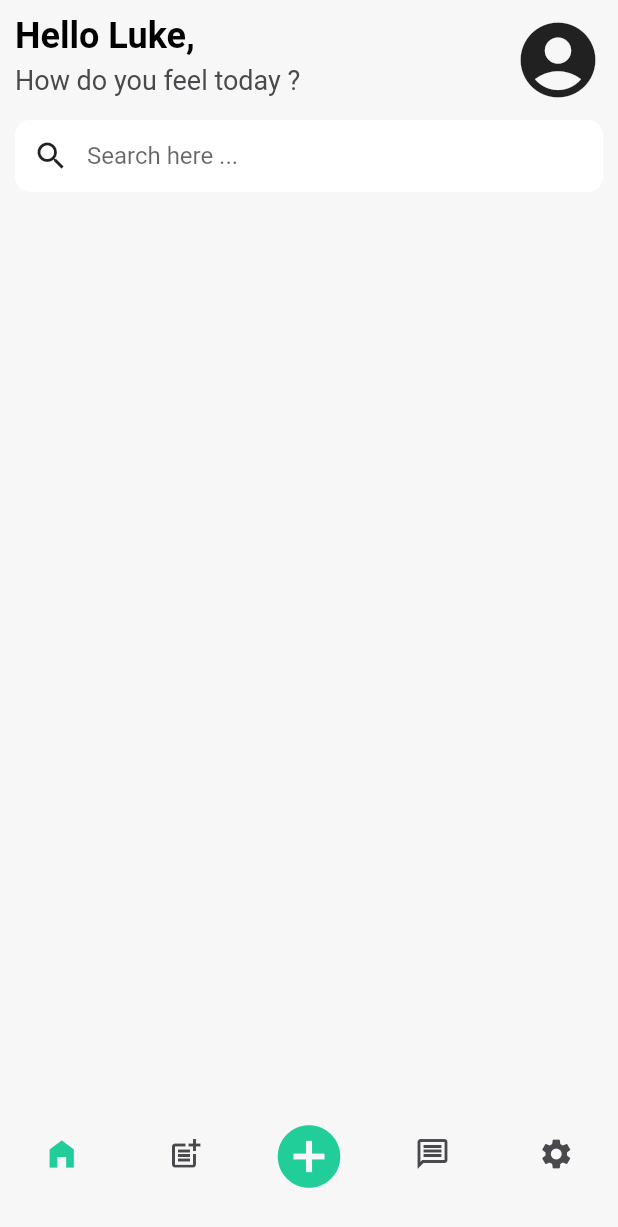
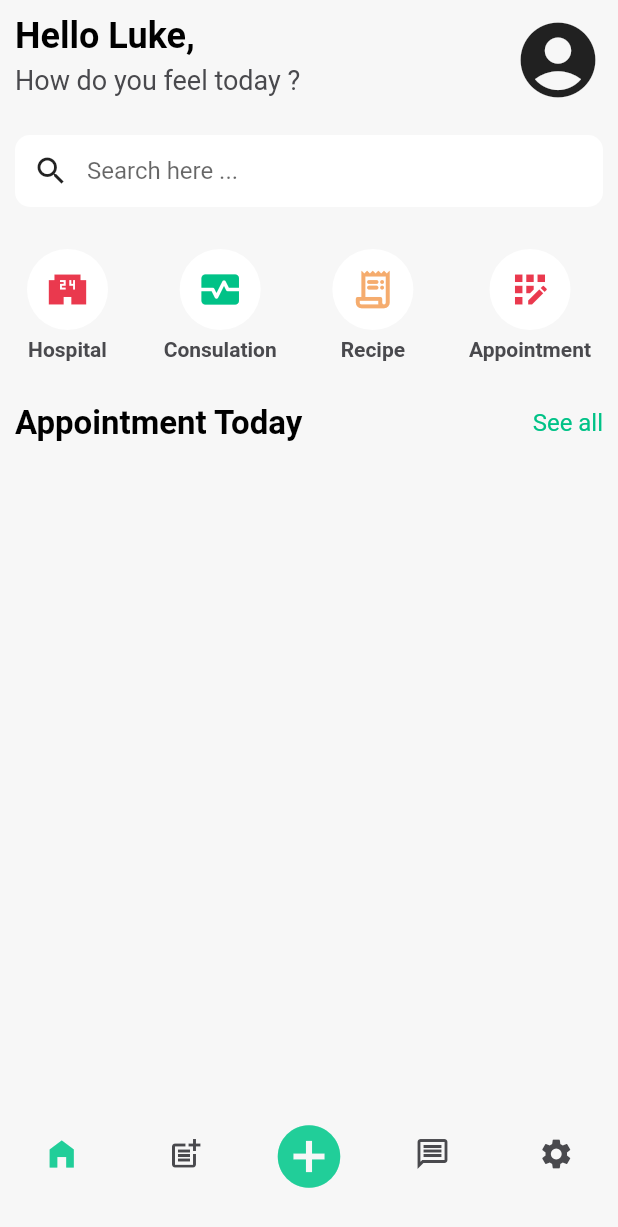
Before and after one commit to Piyushhhhh/medical_consultation, a Flutter app: the screen it shows after launch, on a phone screen of 412 x 824 dp. Shown: the top 1227 px of the screen. Run offline on Flutter 3.47's test engine with Material 2 defaults, Android fonts, the phone set to English and light mode, and no system bars.

Commit message:
added dashboard widgets

```diff
--- a/lib/dashboard/screens/dashboard_screen.dart
+++ b/lib/dashboard/screens/dashboard_screen.dart
@@ -1,6 +1,8 @@
 import 'package:flutter/material.dart';
+import 'package:medical_consultation/dashboard/widgets/appointments.dart';
 import 'package:medical_consultation/dashboard/widgets/dashboard_title.dart';
 import 'package:medical_consultation/dashboard/widgets/search_consulation.dart';
+import 'package:medical_consultation/dashboard/widgets/top_buttons.dart';
 
 class DashboardScreen extends StatefulWidget {
   const DashboardScreen({super.key});
@@ -22,6 +24,8 @@ class _DashboardScreenState extends State<DashboardScreen> {
             children: const [
               DashboardTitle(),
               SearchConsultaionField(),
+              TopButtons(),
+              AppointmentDashboardWidget()
             ],
           ),
         ),
--- /dev/null
+++ b/lib/dashboard/widgets/appointments.dart
@@ -0,0 +1,42 @@
+import 'package:flutter/material.dart';
+import 'package:medical_consultation/constants/colors.dart';
+import 'package:medical_consultation/constants/text_styles.dart';
+
+class AppointmentDashboardWidget extends StatefulWidget {
+  const AppointmentDashboardWidget({super.key});
+
+  @override
+  State<AppointmentDashboardWidget> createState() =>
+      _AppointmentDashboardWidgetState();
+}
+
+class _AppointmentDashboardWidgetState
+    extends State<AppointmentDashboardWidget> {
+  @override
+  Widget build(BuildContext context) {
+    return Column(
+      children: [
+        const SizedBox(
+          height: 20,
+        ),
+        Row(
+          mainAxisAlignment: MainAxisAlignment.spaceBetween,
+          children: [
+            Text(
+              'Appointment Today',
+              style: TextStyles.semibold22.textColor(),
+            ),
+            GestureDetector(
+              onTap: () {},
+              child: Text(
+                'See all',
+                style:
+                    TextStyles.regular16.copyWith(color: AppColors.positive()),
+              ),
+            ),
+          ],
+        )
+      ],
+    );
+  }
+}
--- /dev/null
+++ b/lib/dashboard/widgets/rounded_button.dart
@@ -0,0 +1,47 @@
+import 'package:flutter/material.dart';
+import 'package:medical_consultation/constants/text_styles.dart';
+
+class RoundedButton extends StatefulWidget {
+  final String? label;
+  final IconData? icons;
+  final Color? color;
+  final Function()? ontap;
+  const RoundedButton(
+      {super.key, this.label, this.icons, this.color, this.ontap});
+
+  @override
+  State<RoundedButton> createState() => _RoundedButtonState();
+}
+
+class _RoundedButtonState extends State<RoundedButton> {
+  @override
+  Widget build(BuildContext context) {
+    return Padding(
+      padding: const EdgeInsets.all(8.0),
+      child: Column(
+        children: [
+          GestureDetector(
+            onTap: widget.ontap,
+            child: Container(
+              padding: const EdgeInsets.all(12),
+              decoration: BoxDecoration(
+                  color: Colors.white, borderRadius: BorderRadius.circular(78)),
+              child: Icon(
+                widget.icons ?? Icons.ac_unit,
+                size: 30,
+                color: widget.color,
+              ),
+            ),
+          ),
+          const SizedBox(
+            height: 5,
+          ),
+          Text(
+            widget.label ?? '',
+            style: TextStyles.semibold14.withFadeText(),
+          )
+        ],
+      ),
+    );
+  }
+}
--- a/lib/dashboard/widgets/search_consulation.dart
+++ b/lib/dashboard/widgets/search_consulation.dart
@@ -41,7 +41,7 @@ class _SearchConsultaionFieldState extends State<SearchConsultaionField> {
   @override
   Widget build(BuildContext context) {
     return Container(
-      margin: const EdgeInsets.symmetric(vertical: 10),
+      margin: const EdgeInsets.symmetric(vertical: 20),
       decoration: BoxDecoration(
           borderRadius: BorderRadius.circular(10.0), color: Colors.white),
       child: Row(
--- /dev/null
+++ b/lib/dashboard/widgets/top_buttons.dart
@@ -0,0 +1,41 @@
+import 'package:flutter/material.dart';
+import 'package:medical_consultation/constants/colors.dart';
+import 'package:medical_consultation/dashboard/widgets/rounded_button.dart';
+
+class TopButtons extends StatefulWidget {
+  const TopButtons({super.key});
+
+  @override
+  State<TopButtons> createState() => _TopButtonsState();
+}
+
+class _TopButtonsState extends State<TopButtons> {
+  @override
+  Widget build(BuildContext context) {
+    return Row(
+      mainAxisAlignment: MainAxisAlignment.spaceBetween,
+      children: [
+        RoundedButton(
+          label: 'Hospital',
+          icons: Icons.local_convenience_store,
+          color: AppColors.negative(),
+        ),
+        RoundedButton(
+          label: 'Consulation',
+          icons: Icons.monitor_heart,
+          color: AppColors.positive(),
+        ),
+        RoundedButton(
+          label: 'Recipe',
+          icons: Icons.receipt_long_rounded,
+          color: AppColors.accent(),
+        ),
+        RoundedButton(
+          label: 'Appointment',
+          icons: Icons.app_registration_outlined,
+          color: AppColors.negative(),
+        ),
+      ],
+    );
+  }
+}
```
